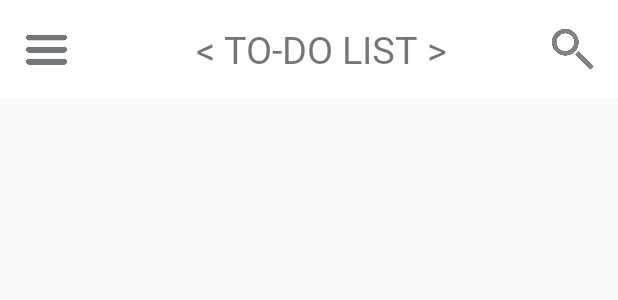
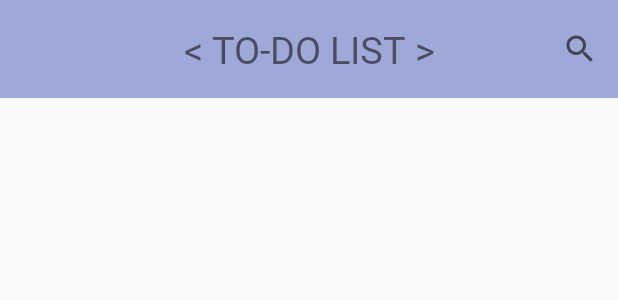
Before and after one commit to yuuuzzzin/To-Do-List, an Android app: the layout custom_toolbar.xml on its own in the app's theme, with its tools: preview values and no code run, on a phone screen of 412 x 824 dp. Shown: the top 300 px of the screen. Run offline under Robolectric (Android 15) with nearby library versions, the phone set to English and light mode, and no system bars.

Commit message:
커스텀 툴바 UI 수정

```diff
--- a/app/src/main/res/layout/custom_toolbar.xml
+++ b/app/src/main/res/layout/custom_toolbar.xml
@@ -1,24 +1,14 @@
 <?xml version="1.0" encoding="utf-8"?>
-<androidx.appcompat.widget.Toolbar
+<RelativeLayout
     xmlns:android="http://schemas.android.com/apk/res/android"
     android:layout_width="match_parent"
     android:layout_height="65dp"
-    android:background="@color/white">
+    android:background="#9FA9D8">]
 
     <RelativeLayout
         android:layout_width="match_parent"
         android:layout_height="match_parent">
 
-    <ImageView
-        android:id="@+id/button_menu"
-        android:layout_width="30dp"
-        android:layout_height="30dp"
-        android:layout_alignParentTop="true"
-        android:layout_alignParentStart="true"
-        android:layout_alignParentBottom="true"
-        android:layout_marginTop="10dp"
-        android:layout_marginBottom="10dp"
-        android:src="@drawable/ic_menu"/>
 
     <TextView
         android:id="@+id/custom_logo"
@@ -35,18 +25,16 @@
         android:text="@string/custom_app_name"
         android:fontFamily="@font/font_bold"/>
 
-        <ImageView
+        <SearchView
             android:id="@+id/button_search"
-            android:layout_width="30dp"
-            android:layout_height="30dp"
+            android:layout_width="wrap_content"
+            android:layout_height="wrap_content"
             android:layout_alignParentTop="true"
             android:layout_alignParentEnd="true"
             android:layout_alignParentBottom="true"
-            android:layout_marginTop="10dp"
-            android:layout_marginBottom="10dp"
-            android:layout_marginEnd="15dp"
-            android:src="@drawable/ic_search"/>
+            android:layout_marginEnd="1dp"
+            android:background="#9FA9D8"/>
 
     </RelativeLayout>
 
-</androidx.appcompat.widget.Toolbar>
+</RelativeLayout>
```
